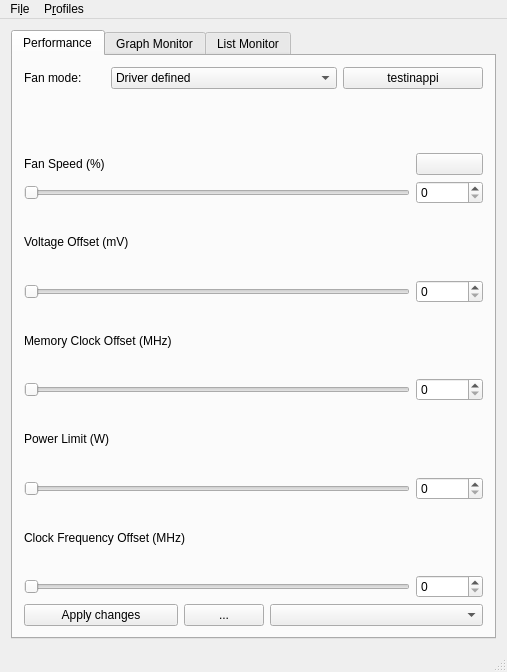
Above: mainwindow.ui from Lurkki14/tuxclocker before the change. Below: the same form after it.
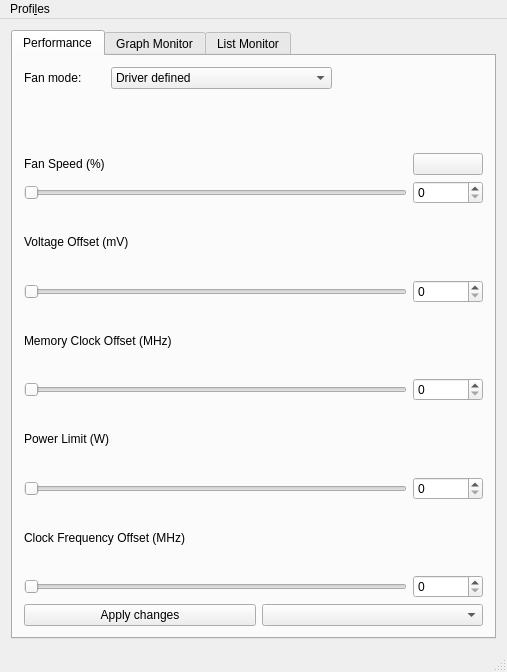
That is the form after the change. Icons and pictures are not drawn.

```diff
--- a/mainwindow.ui
+++ b/mainwindow.ui
@@ -14,8 +14,8 @@
    <string>MainWindow</string>
   </property>
   <widget class="QWidget" name="centralWidget">
-   <layout class="QVBoxLayout" name="verticalLayout_3">
-    <item>
+   <layout class="QGridLayout" name="gridLayout_2">
+    <item row="0" column="0">
      <widget class="QTabWidget" name="tabWidget">
       <property name="tabShape">
        <enum>QTabWidget::Rounded</enum>
@@ -28,13 +28,6 @@
         <string>Performance</string>
        </attribute>
        <layout class="QGridLayout" name="gridLayout">
-        <item row="0" column="4" colspan="2">
-         <widget class="QPushButton" name="pushButton">
-          <property name="text">
-           <string>testinappi</string>
-          </property>
-         </widget>
-        </item>
         <item row="1" column="0" colspan="6">
          <widget class="QLabel" name="GPUNameLabel">
           <property name="maximumSize">
@@ -76,13 +69,6 @@
           </property>
          </widget>
         </item>
-        <item row="13" column="0" colspan="2">
-         <widget class="QPushButton" name="applyButton">
-          <property name="text">
-           <string>Apply changes</string>
-          </property>
-         </widget>
-        </item>
         <item row="11" column="0" colspan="3">
          <widget class="QLabel" name="clockFreqLabel">
           <property name="text">
@@ -180,19 +166,19 @@
         <item row="4" column="5">
          <widget class="QSpinBox" name="fanSpinBox"/>
         </item>
-        <item row="13" column="2">
-         <widget class="QPushButton" name="newProfile">
-          <property name="text">
-           <string>...</string>
-          </property>
-         </widget>
-        </item>
         <item row="13" column="3" colspan="3">
          <widget class="QComboBox" name="profileComboBox"/>
         </item>
         <item row="6" column="5">
          <widget class="QSpinBox" name="voltageSpinBox"/>
         </item>
+        <item row="13" column="0" colspan="3">
+         <widget class="QPushButton" name="applyButton">
+          <property name="text">
+           <string>Apply changes</string>
+          </property>
+         </widget>
+        </item>
        </layout>
       </widget>
       <widget class="QWidget" name="monitorTab">
@@ -239,19 +225,11 @@
    </property>
    <widget class="QMenu" name="menuFile">
     <property name="title">
-     <string>Fi&amp;le</string>
+     <string>Profi&amp;les</string>
     </property>
-    <addaction name="actionQuit"/>
-   </widget>
-   <widget class="QMenu" name="menuProfiles">
-    <property name="title">
-     <string>P&amp;rofiles</string>
-    </property>
-    <addaction name="actionEdit_current_profile"/>
-    <addaction name="actionAdd_new_profile"/>
+    <addaction name="actionManage_profiles"/>
    </widget>
    <addaction name="menuFile"/>
-   <addaction name="menuProfiles"/>
   </widget>
   <widget class="QStatusBar" name="statusBar"/>
   <action name="actionQuit">
```
Left out of the diff: 10 changed lines with no effect on the pictures.
